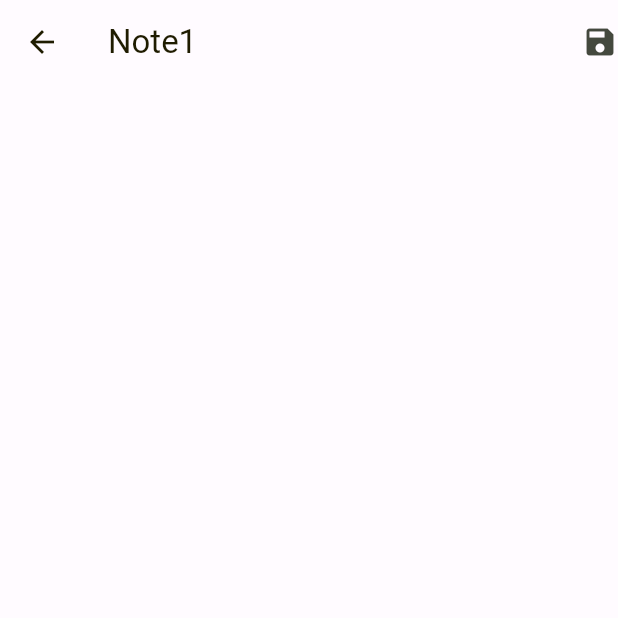
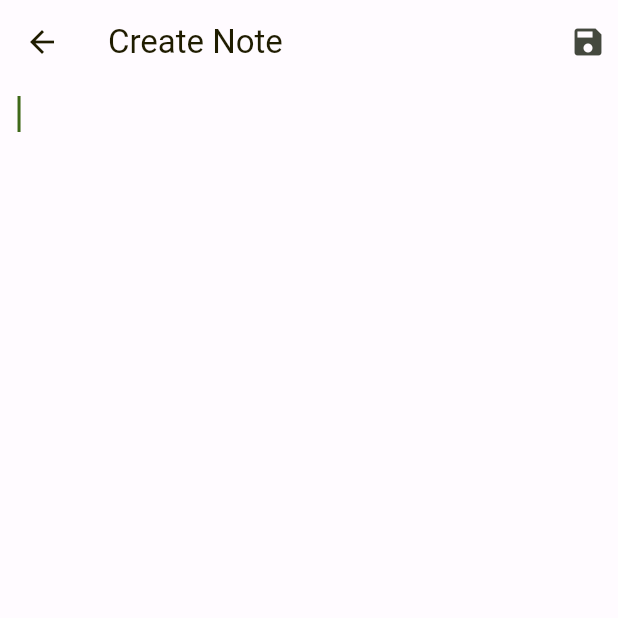
Before and after one commit to laninim/flutternotes, a Flutter app: the screen it shows after launch, after a tap on the "add" icon, on a phone screen of 412 x 824 dp, the top half of it. Run offline on Flutter 3.47's test engine with Material 2 defaults, Android fonts, the phone set to English and light mode, and no system bars; our stand-ins replace bloc, equatable, flutter_bloc.

Commit message:
create addnotescreen

```diff
--- a/lib/application/screen/addnotescreen/create_note_screen.dart
+++ b/lib/application/screen/addnotescreen/create_note_screen.dart
@@ -9,17 +9,40 @@ class CreateNoteScreen extends StatelessWidget {
   Widget build(BuildContext context) {
     return  Scaffold(
       appBar: AppBar(
-        title: const Text("Note1"),
+        title: const Text("Create Note"),
       actions: const [
-        Icon(Icons.save)
+        Padding(
+          padding: EdgeInsets.only(right: 8.0),
+          child: Icon(Icons.save),
+        )
       ],
       ),
         body: WillPopScope(
           onWillPop: () async {
             return true;
           },
-          child: const Column(
+          child:  Padding(
+            padding: const EdgeInsets.symmetric(horizontal: 12.0),
+            child: Column(
+              children: [
+                  Expanded(child: ListView(
+                    children: [
+                      TextFormField(
+                      minLines: 3,
+                        maxLines: 50,
+                        keyboardType: TextInputType.multiline,
+                        decoration: const InputDecoration(
+                          border: InputBorder.none
+                        ),
+                        autofocus: true,
+                        autocorrect: false,
+                  )
 
+                    ],
+                  ))
+
+              ],
+            ),
           ),
         )
     );
--- a/lib/application/screen/homescreen/home_screen.dart
+++ b/lib/application/screen/homescreen/home_screen.dart
@@ -25,6 +25,8 @@ class _HomeScreenState extends State<HomeScreen> {
   @override
   Widget build(BuildContext context) {
     final themeData = Theme.of(context); //Accede al tema dell'applicazione.
+
+    var isLoading = true;
 
     return BlocListener<HomeBloc, HomeState>(
       listenWhen: (previous, current) => current is HomeScreenAction,
@@ -57,6 +59,7 @@ class _HomeScreenState extends State<HomeScreen> {
                   return ShowErrorAppWidget(
                       errorMessage: homePageState.errorMessage);
                 } else {
+                  isLoading = false;
                   return NoteListWidget(noteList: state.noteList);
                 }
               })),
```
